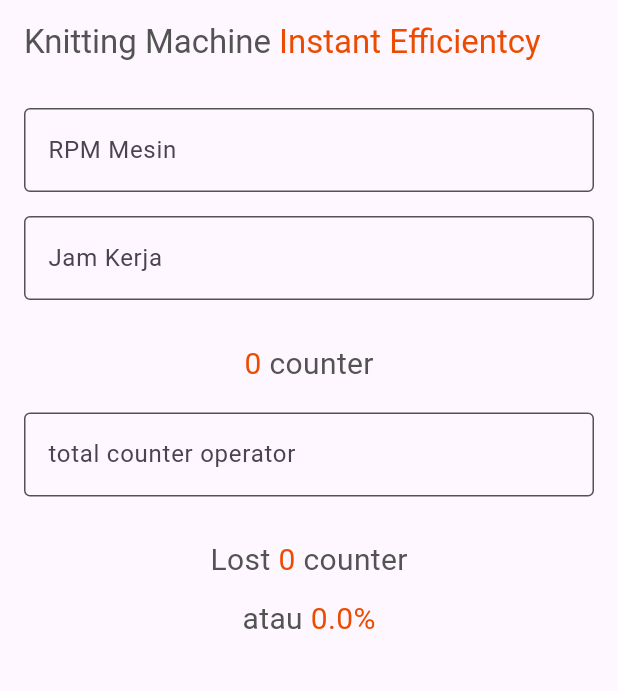
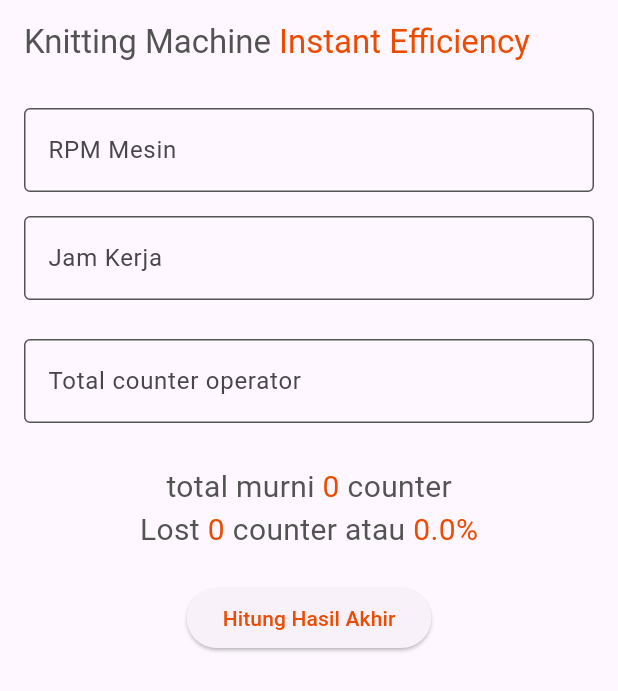
Before and after one commit to YudanMaulana/kmie-project, a Flutter app: the screen it shows after launch, on a phone screen of 412 x 824 dp. Shown: the top 691 px of the screen. Run offline on Flutter 3.47's test engine with Material 3 defaults, Android fonts, the phone set to English and light mode, and no system bars.

Commit message:
3 point updated but no features updated

```diff
--- a/lib/form.dart
+++ b/lib/form.dart
@@ -11,42 +11,26 @@ class _MyFormState extends State<MyForm> {
   final TextEditingController _controller1 = TextEditingController();
   final TextEditingController _controller2 = TextEditingController();
   final TextEditingController _controller3 = TextEditingController();
+
   double _countermurni = 0;
   double _lostcounter = 0;
-  double _percentlost = 0; // Untuk menyimpan hasil perhitungan
+  double _percentlost = 0;
 
-  @override
-  void initState() {
-    super.initState();
-
-    // Tambahkan listener pada kedua controller
-    _controller1.addListener(_updateResult);
-    _controller2.addListener(_updateResult);
-    _controller3.addListener(_updateResult);
-  }
-
-  // void initStateCounterAwal() {
-  //   super.initState();
-  //   _controller3.addListener(_updateResult);
-  // }
-
-  // Fungsi untuk meperbarui hasil ketika ada perubahan pada form
-  void _updateResult() {
-    setState(() {
+  void _calculateLostCounter() {
     double num1 = double.tryParse(_controller1.text) ?? 0;
     double num2 = (double.tryParse(_controller2.text) ?? 0) * 60;
     double num3 = double.tryParse(_controller3.text) ?? 0;
 
-      // Update hasil perhitungan setiap ada perubahan
+    setState(() {
       _countermurni = num1 * num2;
       _lostcounter = _countermurni - num3;
       _percentlost = (_lostcounter / _countermurni) * 100;
+      _percentlost = double.parse(_percentlost.toStringAsFixed(2));
     });
   }
 
   @override
   void dispose() {
-    // Hapus listener untuk menghindari memory leaks
     _controller1.dispose();
     _controller2.dispose();
     _controller3.dispose();
@@ -62,123 +46,92 @@ class _MyFormState extends State<MyForm> {
               text: "Knitting Machine ",
               style: TextStyle(color: Color.fromRGBO(83, 83, 83, 1))),
           TextSpan(
-            text: "Instant Efficientcy ",
-            style: TextStyle(color: Color(0xFFEC4C01)))
-      ]))),
+              text: "Instant Efficiency ",
+              style: TextStyle(color: Color(0xFFEC4C01))),
+        ])),
+      ),
       body: Padding(
         padding: const EdgeInsets.all(8.0),
         child: Form(
           child: Column(
             children: [
-              Padding(
-                padding: const EdgeInsets.all(8.0),
-                child: TextFormField(
-                  style: TextStyle(color: Colors.red),
-                  // cursorColor: Colors.amber, uncomment untuk style text ketika fokus
-                  keyboardType: TextInputType.numberWithOptions(signed: true),
-                  controller: _controller1,
-                  decoration: const InputDecoration(
-                      labelText: 'RPM Mesin',
-                      labelStyle: TextStyle(fontWeight: FontWeight.w400),
-                      // ketika fokus
-                      focusedBorder: OutlineInputBorder(
-                          borderSide: BorderSide(
-                        color: Color(0xFFEC4C01),
-                      )),
-                      enabledBorder: OutlineInputBorder(
-                          borderSide:
-                              BorderSide(color: Color.fromRGBO(83, 83, 83, 1))),
-                      floatingLabelStyle: TextStyle(color: Color(0xFFEC4C01))),
-                ),
-              ),
-              Padding(
-                padding: const EdgeInsets.all(8.0),
-                child: TextFormField(
-                  style: TextStyle(color: Colors.red),
-                  // cursorColor: Colors.amber, uncomment untuk style text ketika fokus
-                  keyboardType: TextInputType.numberWithOptions(signed: true),
-                  controller: _controller2,
-                  decoration: const InputDecoration(
-                      labelText: 'Jam Kerja',
-                      labelStyle: TextStyle(fontWeight: FontWeight.w400),
-                      // ketika fokus
-                      focusedBorder: OutlineInputBorder(
-                          borderSide: BorderSide(
-                        color: Color(0xFFEC4C01),
-                      )),
-                      enabledBorder: OutlineInputBorder(
-                          borderSide:
-                              BorderSide(color: Color.fromRGBO(83, 83, 83, 1))),
-                      floatingLabelStyle: TextStyle(color: Color(0xFFEC4C01))),
-                ),
-              ),
+              _buildTextField('RPM Mesin', _controller1),
+              _buildTextField('Jam Kerja', _controller2),
+              const SizedBox(height: 10),
+              _buildTextField('Total counter operator', _controller3),
               const SizedBox(height: 20),
               Text.rich(TextSpan(
                 children: [
+                  const TextSpan(
+                      text: 'total murni ',
+                      style: TextStyle(
+                          fontSize: 20, color: Color.fromRGBO(83, 83, 83, 1))),
                   TextSpan(
                       text: '${_countermurni.toInt()}',
                       style: const TextStyle(
                           fontSize: 20, color: Color(0xFFEC4C01))),
-                  TextSpan(
+                  const TextSpan(
                       text: ' counter',
-                      style: const TextStyle(
+                      style: TextStyle(
                           fontSize: 20, color: Color.fromRGBO(83, 83, 83, 1)))
                 ],
               )),
-              const SizedBox(height: 10),
-              Padding(
-                padding: const EdgeInsets.all(8.0),
-                child: TextFormField(
-                  style: TextStyle(color: Colors.red),
-                  // cursorColor: Colors.amber, uncomment untuk style text ketika fokus
-                  keyboardType: TextInputType.numberWithOptions(signed: true),
-                  controller: _controller3,
-                  decoration: const InputDecoration(
-                      labelText: 'total counter operator',
-                      labelStyle: TextStyle(fontWeight: FontWeight.w400),
-                      // ketika fokus
-                      focusedBorder: OutlineInputBorder(
-                          borderSide: BorderSide(
-                        color: Color(0xFFEC4C01),
-                      )),
-                      enabledBorder: OutlineInputBorder(
-                          borderSide:
-                              BorderSide(color: Color.fromRGBO(83, 83, 83, 1))),
-                      floatingLabelStyle: TextStyle(color: Color(0xFFEC4C01))),
-                ),
-              ),
-              const SizedBox(height: 20),
               Text.rich(TextSpan(
                 children: [
-                  TextSpan(
+                  const TextSpan(
                       text: 'Lost ',
-                      style: const TextStyle(
+                      style: TextStyle(
                           fontSize: 20, color: Color.fromRGBO(83, 83, 83, 1))),
                   TextSpan(
                       text: '${_lostcounter.toInt()}',
                       style: const TextStyle(
                           fontSize: 20, color: Color(0xFFEC4C01))),
-                  TextSpan(
+                  const TextSpan(
                       text: ' counter',
-                      style: const TextStyle(
+                      style: TextStyle(
                           fontSize: 20, color: Color.fromRGBO(83, 83, 83, 1))),
-                ],
-              )),
-              const SizedBox(height: 10),
-              Text.rich(TextSpan(children: [
-                TextSpan(
-                    text: 'atau ',
-                    style: const TextStyle(
+                  const TextSpan(
+                      text: ' atau ',
+                      style: TextStyle(
                           fontSize: 20, color: Color.fromRGBO(83, 83, 83, 1))),
                   TextSpan(
                       text: '${_percentlost}%',
                       style: const TextStyle(
                           fontSize: 20, color: Color(0xFFEC4C01))),
-              ]))
+                ],
+              )),
+              const SizedBox(height: 20),
+              ElevatedButton(
+                  onPressed: _calculateLostCounter,
+                  child: const Text(
+                    "Hitung Hasil Akhir",
+                    style: TextStyle(color: Color(0xFFEC4C01)),
+                  )),
+              const SizedBox(height: 20),
             ],
           ),
         ),
       ),
     );
   }
+
+  Widget _buildTextField(String label, TextEditingController controller) {
+    return Padding(
+      padding: const EdgeInsets.all(8.0),
+      child: TextFormField(
+        style: const TextStyle(color: Colors.red),
+        keyboardType: TextInputType.numberWithOptions(signed: true),
+        controller: controller,
+        decoration: InputDecoration(
+          labelText: label,
+          labelStyle: const TextStyle(fontWeight: FontWeight.w400),
+          focusedBorder: const OutlineInputBorder(
+              borderSide: BorderSide(color: Color(0xFFEC4C01))),
+          enabledBorder: const OutlineInputBorder(
+              borderSide: BorderSide(color: Color.fromRGBO(83, 83, 83, 1))),
+          floatingLabelStyle: const TextStyle(color: Color(0xFFEC4C01)),
+        ),
+      ),
+    );
   }
+}
--- a/topikcommit.txt
+++ b/topikcommit.txt
@@ -1 +1,6 @@
-24-10-24 menambahkan persentase dan perbaikan styling
+Update Notes
+
+26-10-2024
+Menghapus listener dari initState agar _lostcounter tidak dihitung secara real-time.
+Memindahkan fungsi perhitungan _calculateLostCounter hanya ke dalam tombol.
+Menggunakan widget helper _buildTextField untuk mengurangi pengulangan kode saat membuat TextFormField.
```
Also changed, not shown: 1 other file. Lines whose indentation alone changed are shown as unchanged.
